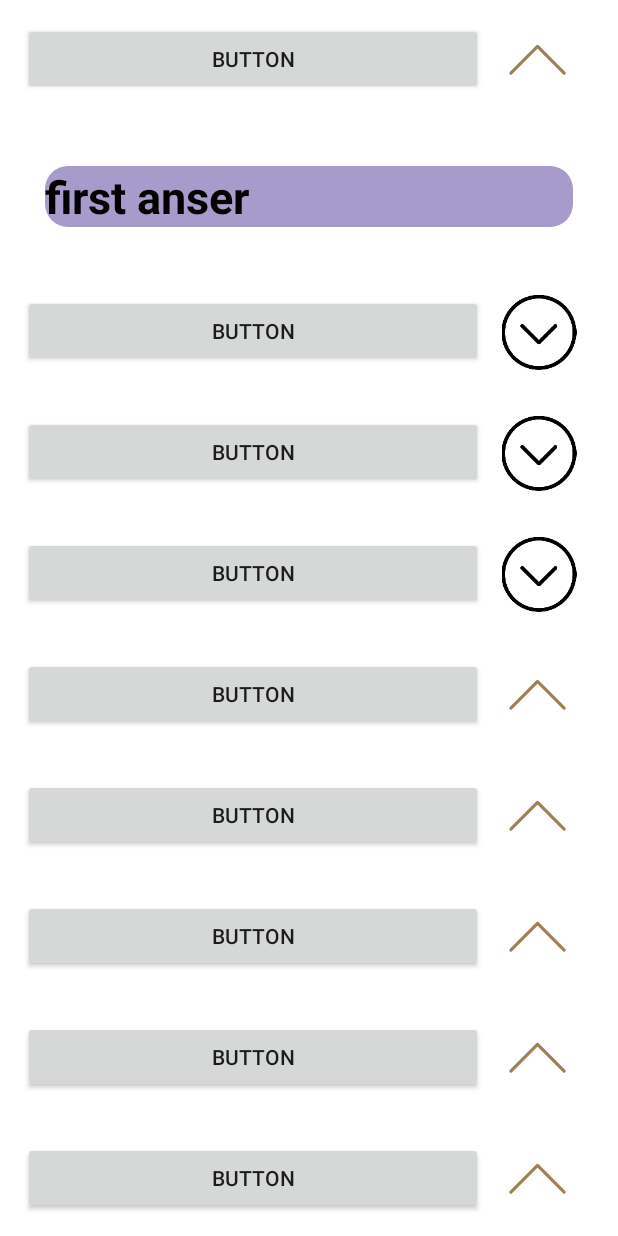
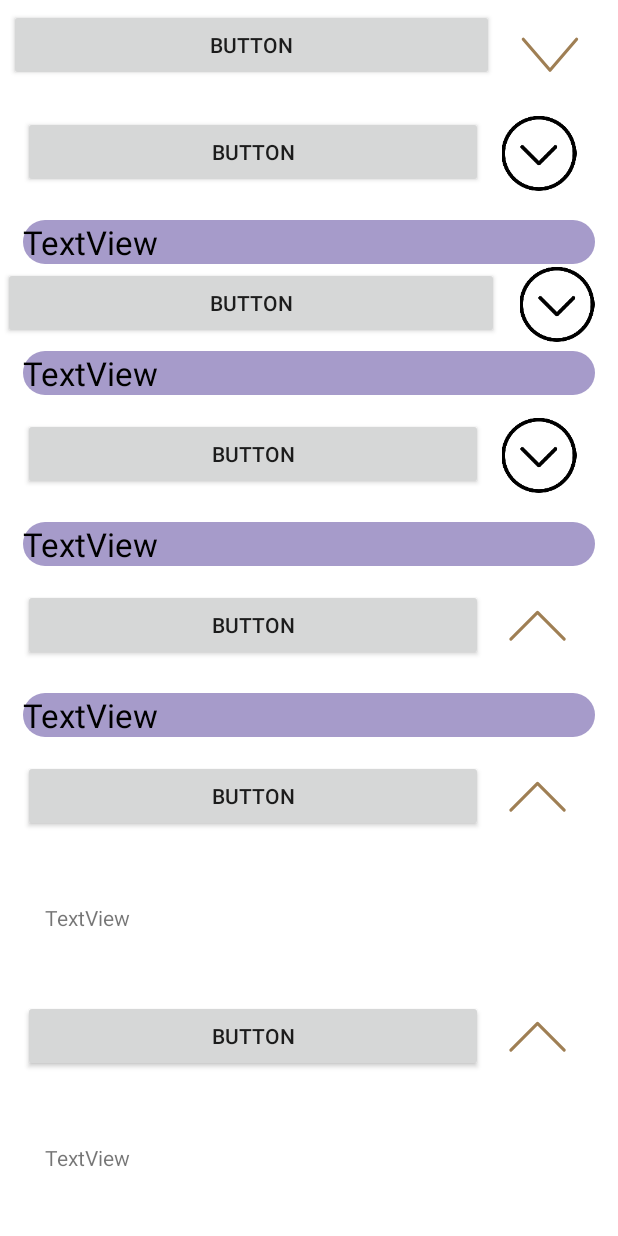
Before and after one commit to AhmedEmadEls/Student_Application, an Android app: the Test_Activity screen opened directly, with no data from a screen before it, after a tap on "BUTTON", on a phone screen of 412 x 824 dp. Run offline under Robolectric (Android 15) with nearby library versions, the phone set to English and light mode, and no system bars; Roboto replaces fonts that are not available here.

Commit message:
add style

```diff
--- a/app/src/main/res/layout/activity_test.xml
+++ b/app/src/main/res/layout/activity_test.xml
@@ -15,10 +15,7 @@
     android:orientation="vertical"
     >
     <LinearLayout
-        android:layout_width="match_parent"
-        android:layout_height="wrap_content"
-        android:orientation="horizontal"
-        android:layout_margin="15dp"
+        style="@style/layout"
         >
 
         <Button
@@ -42,15 +39,8 @@
 
     <TextView
         android:id="@+id/textView1"
-        android:layout_width="match_parent"
-        android:layout_height="wrap_content"
-        android:layout_margin="30dp"
         android:text="first anser"
-        android:textColor="@color/black"
-        android:textSize="30dp"
-        android:textStyle="bold"
-        android:visibility="gone"
-        android:background="@drawable/custom_btncommon"
+        style="@style/qatext"
         />
 
     <LinearLayout
@@ -82,11 +72,8 @@
 
     <TextView
         android:id="@+id/textView2"
-        android:layout_width="wrap_content"
-        android:layout_height="wrap_content"
         android:text="TextView"
-        android:visibility="gone"
-        android:layout_margin="15dp"
+        style="@style/qatext"
 
         />
 
@@ -94,7 +81,7 @@
         android:layout_width="match_parent"
         android:layout_height="wrap_content"
         android:orientation="horizontal"
-        android:layout_margin="15dp"
+        android:layout_margin="2dp"
         >
 
         <Button
@@ -118,11 +105,9 @@
 
     <TextView
         android:id="@+id/textView3"
-        android:layout_width="wrap_content"
-        android:layout_height="wrap_content"
         android:text="TextView"
-        android:visibility="gone"
-        android:layout_margin="15dp"
+        style="@style/qatext"
+
 
         />
 
@@ -154,11 +139,8 @@
 
     <TextView
         android:id="@+id/textView4"
-        android:layout_width="wrap_content"
-        android:layout_height="wrap_content"
+        style="@style/qatext"
         android:text="TextView"
-        android:visibility="gone"
-        android:layout_margin="30dp"
         />
     <LinearLayout
         android:layout_width="match_parent"
@@ -188,11 +170,8 @@
 
     <TextView
         android:id="@+id/textView5"
-        android:layout_width="match_parent"
-        android:layout_height="wrap_content"
+        style="@style/qatext"
         android:text="TextView"
-        android:visibility="gone"
-        android:layout_margin="30dp"
         />
 
     <LinearLayout
@@ -226,7 +205,6 @@
         android:layout_width="match_parent"
         android:layout_height="wrap_content"
         android:text="TextView"
-        android:visibility="gone"
         android:layout_margin="30dp"
         />
 
@@ -261,7 +239,6 @@
         android:layout_width="match_parent"
         android:layout_height="wrap_content"
         android:text="TextView"
-        android:visibility="gone"
         android:layout_margin="30dp"
         />
 
@@ -296,7 +273,6 @@
         android:layout_width="match_parent"
         android:layout_height="wrap_content"
         android:text="TextView"
-        android:visibility="gone"
         android:layout_margin="30dp"
         />
 
@@ -331,7 +307,6 @@
         android:layout_width="match_parent"
         android:layout_height="wrap_content"
         android:text="TextView"
-        android:visibility="gone"
         android:layout_margin="30dp"
         />
 
@@ -366,7 +341,6 @@
         android:layout_width="match_parent"
         android:layout_height="wrap_content"
         android:text="TextView"
-        android:visibility="gone"
         android:layout_margin="30dp"
         />
 
@@ -401,7 +375,6 @@
         android:layout_width="match_parent"
         android:layout_height="wrap_content"
         android:text="TextView"
-        android:visibility="gone"
         android:layout_margin="30dp"
         />
 
@@ -436,7 +409,6 @@
         android:layout_width="match_parent"
         android:layout_height="wrap_content"
         android:text="TextView"
-        android:visibility="gone"
         android:layout_margin="30dp"
         />
 
@@ -471,7 +443,6 @@
         android:layout_width="match_parent"
         android:layout_height="wrap_content"
         android:text="TextView"
-        android:visibility="gone"
         android:layout_margin="30dp"
         />
 
@@ -506,7 +477,6 @@
         android:layout_width="match_parent"
         android:layout_height="wrap_content"
         android:text="TextView"
-        android:visibility="gone"
         android:layout_margin="30dp"
         />
 
--- a/app/src/main/res/values-night/themes.xml
+++ b/app/src/main/res/values-night/themes.xml
@@ -66,4 +66,10 @@
         <item name="android:fontFamily">@font/inter</item>
         <item name="android:textStyle">normal</item>
     </style>
+
+    <style name="qatext" parent="android:Widget.TextView">
+        <item name="android:textColor">@color/black</item>
+        <item name="android:textSize">30sp</item>
+        <item name="android:textStyle">bold</item>
+    </style>
 </resources>
--- a/app/src/main/res/values/themes.xml
+++ b/app/src/main/res/values/themes.xml
@@ -81,4 +81,25 @@
         <item name="android:windowFullscreen">true</item>
         <item name="android:windowContentOverlay">@null</item>
     </style>
+
+    <style name="qatext" parent="android:Widget.TextView">
+        <item name="android:layout_width">match_parent</item>
+        <item name="android:layout_height">wrap_content</item>
+        <item name="android:layout_marginTop">4dp</item>
+        <item name="android:layout_marginLeft">15dp</item>
+        <item name="android:layout_marginRight">15dp</item>
+        <item name="android:textColor">@color/black</item>
+        <item name="android:textSize">22sp</item>
+        <item name="android:textStyle">normal</item>
+        <!--chang Visi    to gone -->
+        <item name="android:visibility">visible</item>
+        <item name="android:background">@drawable/custom_btncommon</item>
+    </style>
+
+    <style name="layout">
+        <item name="android:layout_width">match_parent</item>
+        <item name="android:layout_height">match_parent</item>
+        <item name="android:orientation">horizontal</item>
+        <item name="android:layout_margin">6dp</item>
+    </style>
 </resources>
```
Also changed, not shown: 1 other file.
